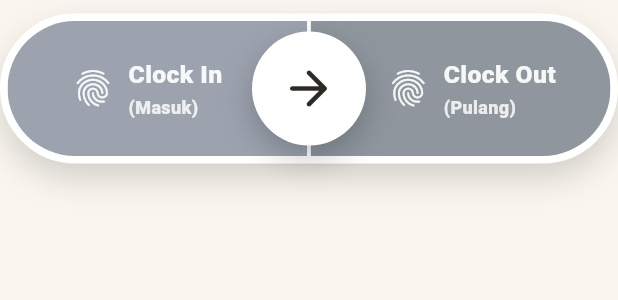
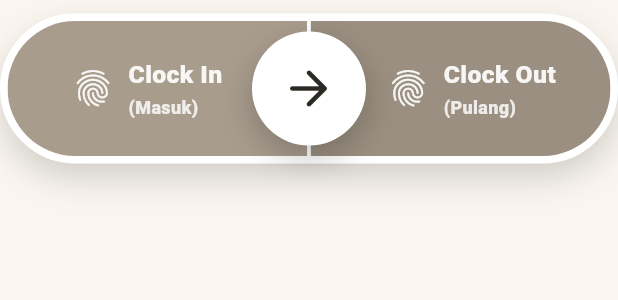
Before and after one commit to argajienbi/mypresence, a Flutter app: the AttendanceSegmentButton widget shown alone on an empty page, opened directly with empty values, on a phone screen of 412 x 824 dp. Shown: the top 300 px of the screen. Run offline on Flutter 3.47's test engine with Material 3 defaults, Android fonts, the light colour scheme and no system bars; our stand-ins replace camera, cloud_firestore, firebase_auth, firebase_core, firebase_database, firebase_messaging and 8 more; missing offline and left inert: mobile_scanner; accounts and stored records are empty.

Commit message:
style: warm paper lib/features/home/widgets/attendance_segment_button.dart

```diff
--- a/lib/features/home/widgets/attendance_segment_button.dart
+++ b/lib/features/home/widgets/attendance_segment_button.dart
@@ -40,13 +40,13 @@ class AttendanceSegmentButton extends StatelessWidget {
         : checkInTarget
             ? AppColors.green
             : checkInDone
-                ? const Color(0xFF7A8793)
-                : const Color(0xFF9CA3AF);
+                ? const Color(0xFF8A7F72)
+                : const Color(0xFFA89C8D);
     final rightColor = done
         ? AppColors.green
         : checkOutTarget
             ? AppColors.green
-            : const Color(0xFF8F969E);
+            : const Color(0xFF9A8F80);
 
     return SizedBox(
       height: 118,
```
